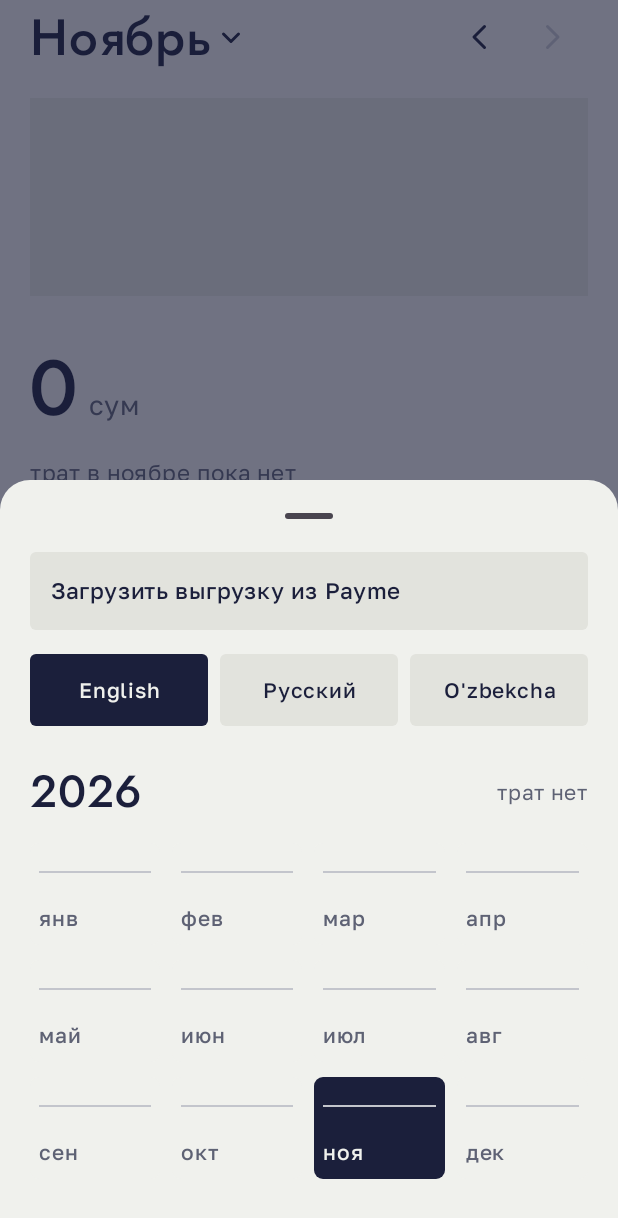
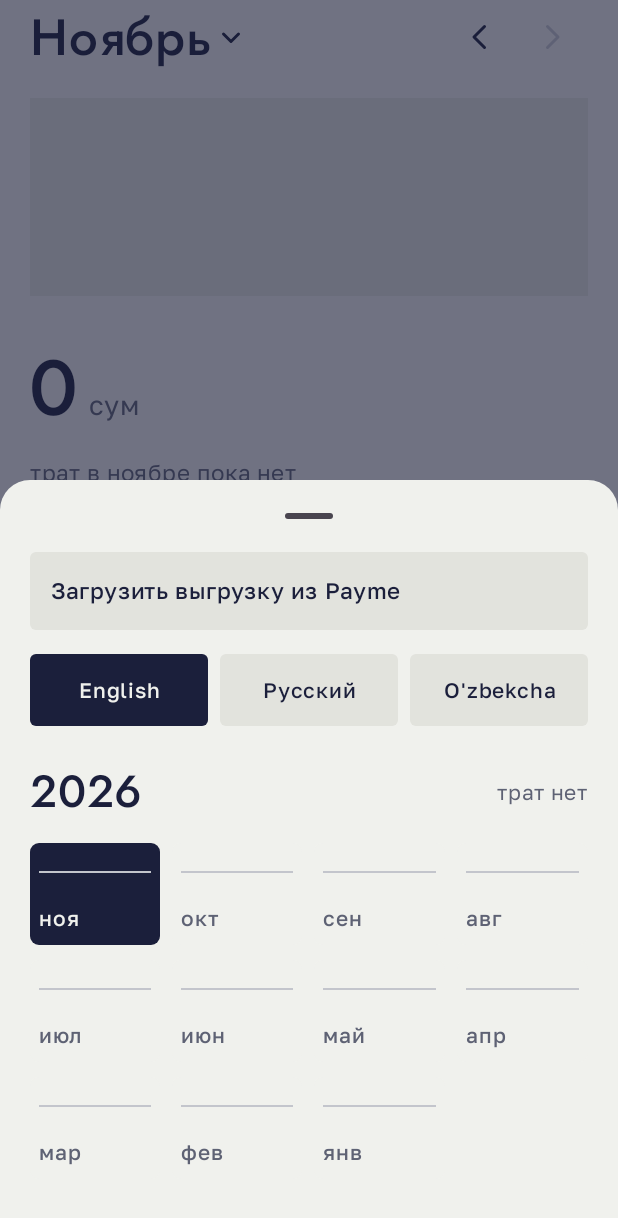
Before and after one commit to ndrewnee/tiyin, an Android app built with Jetpack Compose: the screen it shows after launch (MainActivity), after a tap on "Ноябрь", on a phone screen of 412 x 824 dp. Shown: the top 1218 px of the screen. Run offline under Robolectric (Android 15) with nearby library versions, the phone set to English and light mode, and no system bars.

Commit message:
List months newest first in the period sheet
Years were newest first but months ran January to December, so reading down jumped from December of this year to January of the last one. Months now go back in time too, future months of the current year are left out, and the sheet scrolls to the selected year when it is out of view.

```diff
--- a/app/src/main/java/uz/tiyin/MainActivity.kt
+++ b/app/src/main/java/uz/tiyin/MainActivity.kt
@@ -34,6 +34,7 @@ import androidx.compose.foundation.layout.padding
 import androidx.compose.foundation.layout.safeDrawingPadding
 import androidx.compose.foundation.lazy.LazyColumn
 import androidx.compose.foundation.lazy.items
+import androidx.compose.foundation.lazy.rememberLazyListState
 import androidx.compose.foundation.selection.selectable
 import androidx.compose.foundation.selection.selectableGroup
 import androidx.compose.foundation.shape.RoundedCornerShape
@@ -259,7 +260,17 @@ private fun PeriodPicker(ledger: Ledger, today: LocalDate, selected: Period, onI
     val p = LocalPalette.current
     val res = resources()
     val firstYear = ledger.transactions.minOfOrNull { it.at.year } ?: today.year
-    LazyColumn(Modifier.fillMaxWidth().padding(horizontal = 20.dp).navigationBarsPadding()) {
+    // Newest first throughout, so reading down goes back in time without jumping forward at a year boundary.
+    val years = (today.year downTo firstYear).toList()
+    val thisMonth = YearMonth.from(today)
+    val shownYear = YearMonth.from(selected.from).year
+    val list = rememberLazyListState()
+    LaunchedEffect(Unit) {
+        val layout = list.layoutInfo
+        val item = layout.visibleItemsInfo.find { it.key == shownYear }
+        if (item == null || item.offset + item.size > layout.viewportEndOffset) list.scrollToItem(HEADER_ITEMS + years.indexOf(shownYear))
+    }
+    LazyColumn(Modifier.fillMaxWidth().padding(horizontal = 20.dp).navigationBarsPadding(), state = list) {
         item(key = "import") {
             Text(
                 stringResource(R.string.import_payme),
@@ -269,8 +280,8 @@ private fun PeriodPicker(ledger: Ledger, today: LocalDate, selected: Period, onI
             )
         }
         item(key = "language") { LanguageRow() }
-        items((today.year downTo firstYear).toList(), key = { it }) { year ->
-            val months = remember(ledger, year, p) { monthSummaries(ledger, year, p) }
+        items(years, key = { it }) { year ->
+            val months = remember(ledger, year, p) { monthSummaries(ledger, year, p).filter { !it.ym.isAfter(thisMonth) }.reversed() }
             val total = months.sumOf { it.som }
             Column(Modifier.padding(bottom = 28.dp)) {
                 Row(
@@ -285,13 +296,16 @@ private fun PeriodPicker(ledger: Ledger, today: LocalDate, selected: Period, onI
                 Spacer(Modifier.height(10.dp))
                 months.chunked(4).forEach { row ->
                     Row(Modifier.fillMaxWidth().padding(bottom = 10.dp), horizontalArrangement = Arrangement.spacedBy(8.dp)) {
-                        row.forEach { m -> MonthCell(m, isSelected = selected == Period.Month(m.ym), enabled = m.som > 0 && !m.ym.isAfter(YearMonth.from(today)), Modifier.weight(1f)) { onPick(Period.Month(m.ym)) } }
+                        row.forEach { m -> MonthCell(m, isSelected = selected == Period.Month(m.ym), enabled = m.som > 0, Modifier.weight(1f)) { onPick(Period.Month(m.ym)) } }
+                        repeat(4 - row.size) { Spacer(Modifier.weight(1f)) }
                     }
                 }
             }
         }
     }
 }
+
+private const val HEADER_ITEMS = 2
 
 @Composable
 private fun LanguageRow() {
```
